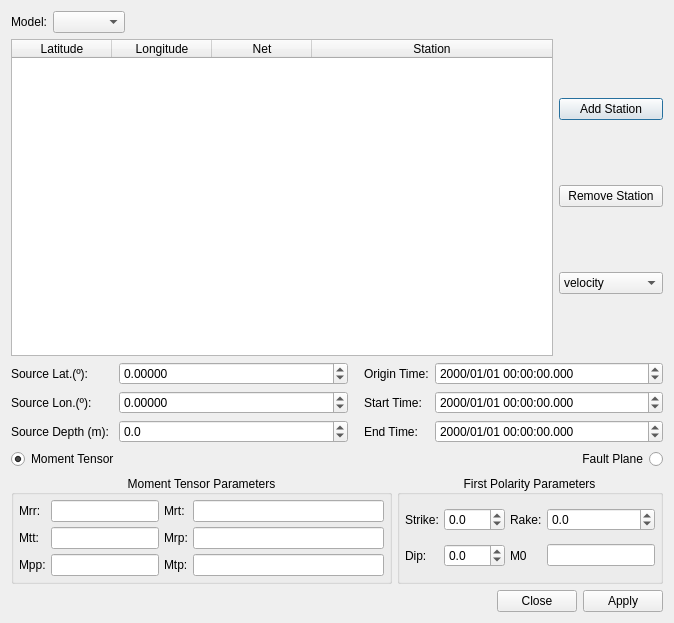
ProjectISP/ISP, file isp/resources/designer_uis/SyntheticsGeneratorDialog.ui: the form before one commit.
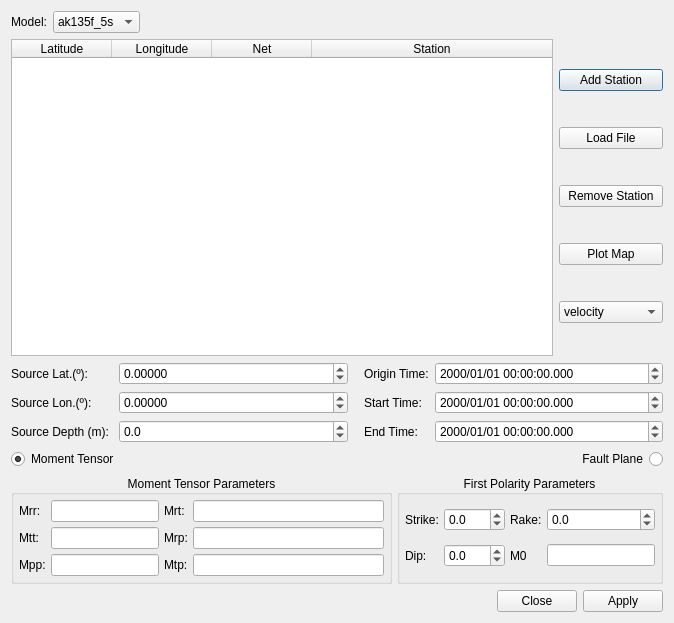
The form after the commit.

Commit message: Modified Synthetic Generator. Now can load files with coordinates and plot the distribution. Warning We removed option of model keys because raise problems

Patch:
```diff
--- a/isp/resources/designer_uis/SyntheticsGeneratorDialog.ui
+++ b/isp/resources/designer_uis/SyntheticsGeneratorDialog.ui
@@ -37,6 +37,11 @@
          <verstretch>0</verstretch>
         </sizepolicy>
        </property>
+       <item>
+        <property name="text">
+         <string>ak135f_5s</string>
+        </property>
+       </item>
       </widget>
      </item>
      <item>
@@ -107,6 +112,13 @@
          </property>
         </widget>
        </item>
+       <item>
+        <widget class="QPushButton" name="loadFileBtn">
+         <property name="text">
+          <string>Load File</string>
+         </property>
+        </widget>
+       </item>
        <item>
         <widget class="QPushButton" name="pushButtonRemStation">
          <property name="text">
@@ -114,6 +126,13 @@
          </property>
         </widget>
        </item>
+       <item>
+        <widget class="QPushButton" name="plotMapBtn">
+         <property name="text">
+          <string>Plot Map</string>
+         </property>
+        </widget>
+       </item>
        <item>
         <widget class="QComboBox" name="unitsCB">
          <item>
```
The commit also changes 2 other files.
